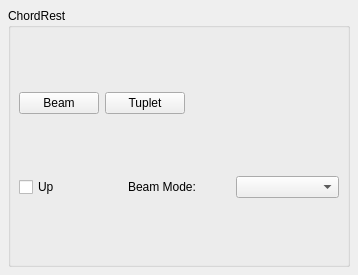
Qt form mscore/mscore/chordrest.ui (musescore/musescore-old) before a commit.
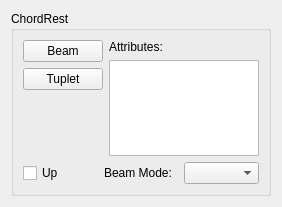
The same form after that commit.

The edit to the form file:
```diff
--- a/mscore/mscore/chordrest.ui
+++ b/mscore/mscore/chordrest.ui
@@ -5,20 +5,14 @@
    <rect>
     <x>0</x>
     <y>0</y>
-    <width>358</width>
-    <height>275</height>
+    <width>282</width>
+    <height>207</height>
    </rect>
   </property>
   <property name="windowTitle" >
    <string>Form</string>
   </property>
   <layout class="QVBoxLayout" >
-   <property name="margin" >
-    <number>8</number>
-   </property>
-   <property name="spacing" >
-    <number>6</number>
-   </property>
    <item>
     <widget class="QGroupBox" name="groupBox" >
      <property name="title" >
@@ -27,21 +21,9 @@
      <property name="flat" >
       <bool>true</bool>
      </property>
-     <layout class="QVBoxLayout" >
-      <property name="margin" >
-       <number>8</number>
-      </property>
-      <property name="spacing" >
-       <number>6</number>
-      </property>
-      <item>
-       <layout class="QHBoxLayout" >
-        <property name="margin" >
-         <number>0</number>
-        </property>
-        <property name="spacing" >
-         <number>6</number>
-        </property>
+     <layout class="QGridLayout" >
+      <item rowspan="2" row="0" column="0" >
+       <layout class="QVBoxLayout" >
         <item>
          <widget class="QPushButton" name="beamButton" >
           <property name="text" >
@@ -59,19 +41,29 @@
         <item>
          <spacer>
           <property name="orientation" >
-           <enum>Qt::Horizontal</enum>
+           <enum>Qt::Vertical</enum>
           </property>
           <property name="sizeHint" >
            <size>
-            <width>40</width>
-            <height>20</height>
+            <width>20</width>
+            <height>40</height>
            </size>
           </property>
          </spacer>
         </item>
        </layout>
       </item>
-      <item>
+      <item row="0" column="1" >
+       <widget class="QLabel" name="label_2" >
+        <property name="text" >
+         <string>Attributes:</string>
+        </property>
+       </widget>
+      </item>
+      <item row="1" column="1" >
+       <widget class="QListWidget" name="attributes" />
+      </item>
+      <item row="2" column="0" colspan="2" >
        <layout class="QHBoxLayout" >
         <property name="margin" >
          <number>0</number>
```
Left out of the diff: 15 changed lines with no effect on the pictures.
